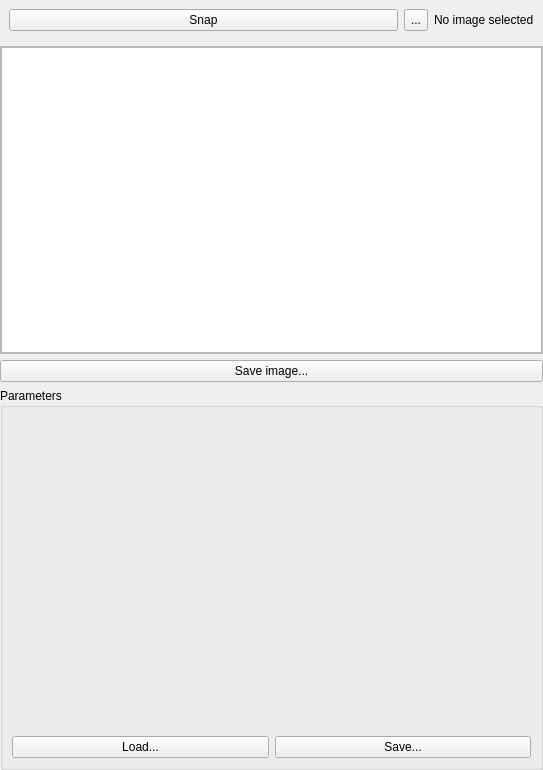
Qt form AcfSln/Include/iqtcam/CMultiBitmapSupplierGuiComp.ui (ImagingTools/AcfPublic) before a commit.
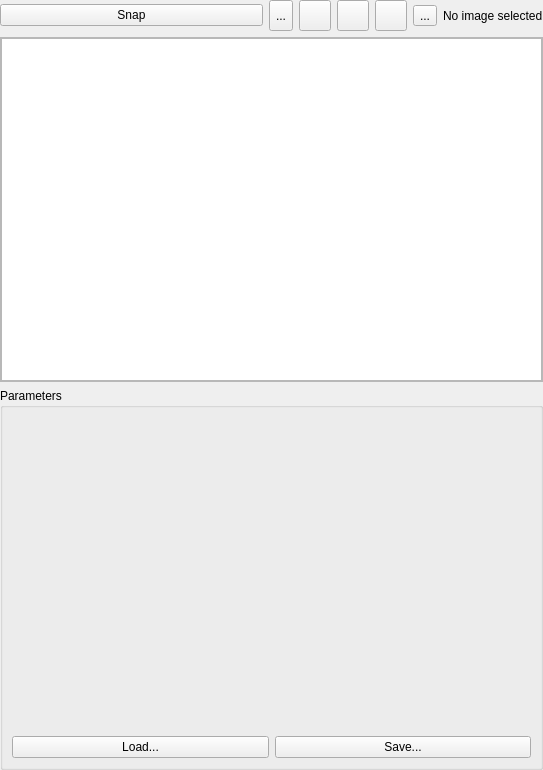
The same form after that commit. Icons and pictures are not drawn.

Patch:
```diff
--- a/AcfSln/Include/iqtcam/CMultiBitmapSupplierGuiComp.ui
+++ b/AcfSln/Include/iqtcam/CMultiBitmapSupplierGuiComp.ui
@@ -20,7 +20,19 @@
    <item>
     <widget class="QFrame" name="ImageSnapFrame">
      <layout class="QVBoxLayout" name="verticalLayout_2">
-      <property name="margin">
+      <property name="spacing">
+       <number>6</number>
+      </property>
+      <property name="leftMargin">
+       <number>0</number>
+      </property>
+      <property name="topMargin">
+       <number>0</number>
+      </property>
+      <property name="rightMargin">
+       <number>0</number>
+      </property>
+      <property name="bottomMargin">
        <number>0</number>
       </property>
       <item>
@@ -32,17 +44,36 @@
          </sizepolicy>
         </property>
         <layout class="QHBoxLayout" name="horizontalLayout">
+         <property name="spacing">
+          <number>6</number>
+         </property>
+         <property name="leftMargin">
+          <number>0</number>
+         </property>
+         <property name="topMargin">
+          <number>0</number>
+         </property>
+         <property name="rightMargin">
+          <number>0</number>
+         </property>
+         <property name="bottomMargin">
+          <number>0</number>
+         </property>
          <item>
           <widget class="QPushButton" name="SnapImageButton">
-           <property name="sizePolicy">
-            <sizepolicy hsizetype="Preferred" vsizetype="Fixed">
-             <horstretch>0</horstretch>
-             <verstretch>0</verstretch>
-            </sizepolicy>
-           </property>
            <property name="text">
             <string>Snap</string>
            </property>
+           <property name="icon">
+            <iconset resource="../../../Acf/Include/iqtgui/iqtgui.qrc">
+             <normaloff>:/Icons/Camera</normaloff>:/Icons/Camera</iconset>
+           </property>
+           <property name="iconSize">
+            <size>
+             <width>24</width>
+             <height>24</height>
+            </size>
+           </property>
           </widget>
          </item>
          <item>
@@ -60,11 +91,115 @@
             <iconset resource="../../../Acf/Include/iqtgui/iqtgui.qrc">
              <normaloff>:/Icons/AutoUpdate</normaloff>:/Icons/AutoUpdate</iconset>
            </property>
+           <property name="iconSize">
+            <size>
+             <width>24</width>
+             <height>24</height>
+            </size>
+           </property>
            <property name="checkable">
             <bool>true</bool>
            </property>
           </widget>
          </item>
+         <item>
+          <widget class="QToolButton" name="ContiniousSaveSelectedImageButton">
+           <property name="sizePolicy">
+            <sizepolicy hsizetype="Fixed" vsizetype="Fixed">
+             <horstretch>0</horstretch>
+             <verstretch>0</verstretch>
+            </sizepolicy>
+           </property>
+           <property name="toolTip">
+            <string>Save the currently selected image continuously</string>
+           </property>
+           <property name="text">
+            <string/>
+           </property>
+           <property name="icon">
+            <iconset resource="../../../Acf/Include/iqtgui/iqtgui.qrc">
+             <normaloff>:/Icons/ContiniousSave</normaloff>:/Icons/ContiniousSave</iconset>
+           </property>
+           <property name="iconSize">
+            <size>
+             <width>24</width>
+             <height>24</height>
+            </size>
+           </property>
+           <property name="checkable">
+            <bool>true</bool>
+           </property>
+          </widget>
+         </item>
+         <item>
+          <widget class="QToolButton" name="ExportSelectedImageButton">
+           <property name="sizePolicy">
+            <sizepolicy hsizetype="Fixed" vsizetype="Fixed">
+             <horstretch>0</horstretch>
+             <verstretch>0</verstretch>
+            </sizepolicy>
+           </property>
+           <property name="toolTip">
+            <string>Export the current selected image</string>
+           </property>
+           <property name="text">
+            <string/>
+           </property>
+           <property name="icon">
+            <iconset resource="../../../Acf/Include/iqtgui/iqtgui.qrc">
+             <normaloff>:/Icons/Save</normaloff>:/Icons/Save</iconset>
+           </property>
+           <property name="iconSize">
+            <size>
+             <width>24</width>
+             <height>24</height>
+            </size>
+           </property>
+          </widget>
+         </item>
+         <item>
+          <widget class="QToolButton" name="ContiniousSaveBitmapDocumentButton">
+           <property name="toolTip">
+            <string>Save all camera images in a document continiously</string>
+           </property>
+           <property name="text">
+            <string/>
+           </property>
+           <property name="icon">
+            <iconset resource="../../../Acf/Include/iqtgui/iqtgui.qrc">
+             <normaloff>:/Icons/ContiniousSave</normaloff>:/Icons/ContiniousSave</iconset>
+           </property>
+           <property name="iconSize">
+            <size>
+             <width>24</width>
+             <height>24</height>
+            </size>
+           </property>
+           <property name="checkable">
+            <bool>true</bool>
+           </property>
+          </widget>
+         </item>
+         <item>
+          <widget class="QToolButton" name="ExportBitmapDocumentButton">
+           <property name="toolTip">
+            <string>Export all camera images in a document</string>
+           </property>
+           <property name="text">
+            <string>...</string>
+           </property>
+           <property name="icon">
+            <iconset resource="../../../Acf/Include/iqtgui/iqtgui.qrc">
+             <normaloff>:/Icons/Save</normaloff>:/Icons/Save</iconset>
+           </property>
+           <property name="iconSize">
+            <size>
+             <width>24</width>
+             <height>24</height>
+            </size>
+           </property>
+          </widget>
+         </item>
          <item>
           <widget class="QLabel" name="SizeLabel">
            <property name="sizePolicy">
@@ -111,10 +246,7 @@
             <enum>QListView::Static</enum>
            </property>
            <property name="flow">
-            <enum>QListView::LeftToRight</enum>
-           </property>
-           <property name="isWrapping" stdset="0">
-            <bool>true</bool>
+            <enum>QListView::TopToBottom</enum>
            </property>
            <property name="resizeMode">
             <enum>QListView::Adjust</enum>
@@ -133,25 +265,6 @@
         </layout>
        </widget>
       </item>
-      <item>
-       <widget class="QPushButton" name="SaveImageButton">
-        <property name="sizePolicy">
-         <sizepolicy hsizetype="Preferred" vsizetype="Fixed">
-          <horstretch>0</horstretch>
-          <verstretch>0</verstretch>
-         </sizepolicy>
-        </property>
-        <property name="minimumSize">
-         <size>
-          <width>0</width>
-          <height>0</height>
-         </size>
-        </property>
-        <property name="text">
-         <string>Save image...</string>
-        </property>
-       </widget>
-      </item>
      </layout>
     </widget>
    </item>
```
Left out of the diff: 38 changed lines with no effect on the pictures.
